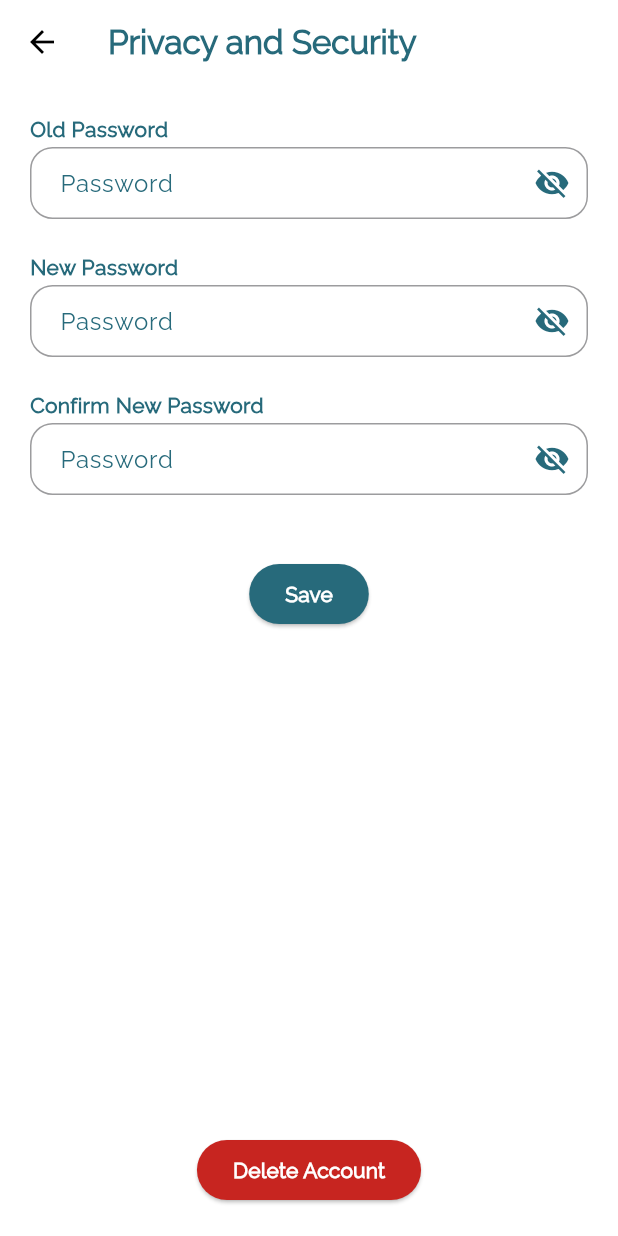
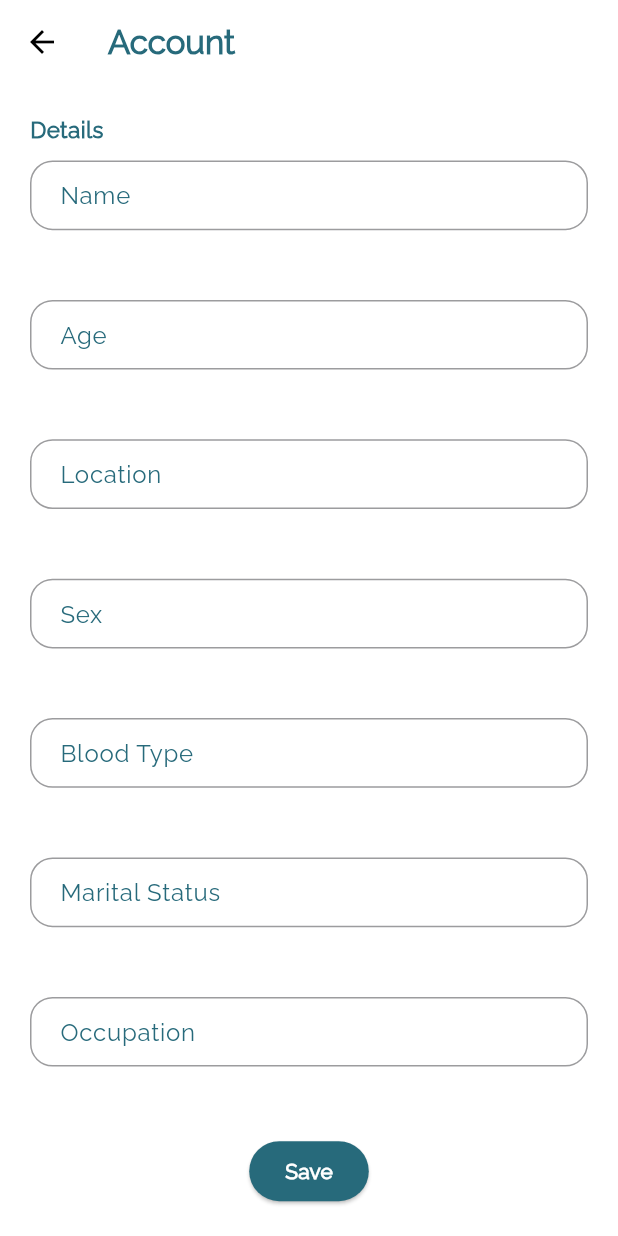
Before and after one commit to Errol13/KLK, a Flutter app: the screen it shows once a user with an empty profile is signed in, item 4 of the bottom bar chosen, after a tap on the "navigate next" icon, on a phone screen of 412 x 824 dp. Run offline on Flutter 3.47's test engine with Material 3 defaults, Android fonts, the light colour scheme and no system bars; our stand-ins replace cloud_firestore, email_validator, firebase_auth, firebase_core, image_picker, like_button and 3 more; missing offline and left inert: flutter_phone_direct_caller, humanitarian_icons; accounts and stored records are empty.

Commit message:
account page

```diff
--- a/lib/screens/account_page.dart
+++ b/lib/screens/account_page.dart
@@ -0,0 +1,368 @@
+import 'package:flutter/material.dart';
+import 'first_page.dart';
+
+class AccountPage extends StatefulWidget {
+  const AccountPage(
+      {super.key}); // Create a StatefulWidget for the Sign-Up page.
+
+  @override
+  _AccountPage createState() => _AccountPage();
+}
+
+class _AccountPage extends State<AccountPage> {
+  String selectedMaritalStatus = '';
+  @override
+  Widget build(BuildContext context) {
+    return Scaffold(
+      appBar: AppBar(
+        title: Row(
+          children: [
+            const Text(
+              "Account",
+              style: TextStyle(
+                fontWeight: FontWeight.bold,
+                color: Color(0xFF276A7B),
+              ),
+            ),
+          ],
+        ),
+      ),
+      body: Padding(
+        padding: const EdgeInsets.all(20.0),
+        child: Column(
+          children: [
+            Row(
+              mainAxisAlignment: MainAxisAlignment.start,
+              children: [
+                Text(
+                  'Details',
+                  style: TextStyle(
+                    fontWeight: FontWeight.bold,
+                    color: Color(0xFF276A7B),
+                    fontSize: 15,
+                  ),
+                ),
+              ],
+            ),
+            SizedBox(
+              height: 10,
+            ),
+            Expanded(
+              child: Row(
+                children: [
+                  Expanded(
+                    child: TextField(
+                      decoration: InputDecoration(
+                        labelText: 'Name',
+                        labelStyle: const TextStyle(
+                          color: Color(0xff276A7B),
+                          fontSize: 16,
+                        ),
+                        filled: true,
+                        fillColor: Colors.white,
+                        focusedBorder: OutlineInputBorder(
+                          borderRadius: BorderRadius.circular(12),
+                          borderSide: const BorderSide(
+                            color: Color(0xff659d66),
+                            width: 1.0,
+                          ),
+                        ),
+
+                        //enabled border styling
+                        enabledBorder: OutlineInputBorder(
+                          borderRadius: BorderRadius.circular(15.0),
+                          borderSide: const BorderSide(
+                            color: Color.fromARGB(255, 156, 156,
+                                158), // Change the border color here
+                            width: 1.0, // Adjust the border width as needed
+                          ),
+                        ),
+                        contentPadding: const EdgeInsets.symmetric(
+                            vertical: 12.0, horizontal: 16.0),
+                      ),
+                      style: const TextStyle(
+                        color: Color(0xFF276A7B),
+                      ),
+                    ),
+                  ),
+                ],
+              ),
+            ),
+            Expanded(child: SizedBox()),
+            Expanded(
+              child: Row(
+                children: [
+                  Expanded(
+                    child: TextField(
+                      decoration: InputDecoration(
+                        labelText: 'Age',
+                        labelStyle: const TextStyle(
+                          color: Color(0xff276A7B),
+                          fontSize: 16,
+                        ),
+                        filled: true,
+                        fillColor: Colors.white,
+                        focusedBorder: OutlineInputBorder(
+                          borderRadius: BorderRadius.circular(12),
+                          borderSide: const BorderSide(
+                            color: Color(0xff659d66),
+                            width: 1.0,
+                          ),
+                        ),
+
+                        //enabled border styling
+                        enabledBorder: OutlineInputBorder(
+                          borderRadius: BorderRadius.circular(15.0),
+                          borderSide: const BorderSide(
+                            color: Color.fromARGB(255, 156, 156,
+                                158), // Change the border color here
+                            width: 1.0, // Adjust the border width as needed
+                          ),
+                        ),
+                        contentPadding: const EdgeInsets.symmetric(
+                            vertical: 12.0, horizontal: 16.0),
+                      ),
+                      style: const TextStyle(
+                        color: Color(0xFF276A7B),
+                      ),
+                    ),
+                  ),
+                ],
+              ),
+            ),
+            Expanded(child: SizedBox()),
+            Expanded(
+              child: Row(
+                children: [
+                  Expanded(
+                    child: TextField(
+                      decoration: InputDecoration(
+                        labelText: 'Location',
+                        labelStyle: const TextStyle(
+                          color: Color(0xff276A7B),
+                          fontSize: 16,
+                        ),
+                        filled: true,
+                        fillColor: Colors.white,
+                        focusedBorder: OutlineInputBorder(
+                          borderRadius: BorderRadius.circular(12),
+                          borderSide: const BorderSide(
+                            color: Color(0xff659d66),
+                            width: 1.0,
+                          ),
+                        ),
+
+                        //enabled border styling
+                        enabledBorder: OutlineInputBorder(
+                          borderRadius: BorderRadius.circular(15.0),
+                          borderSide: const BorderSide(
+                            color: Color.fromARGB(255, 156, 156,
+                                158), // Change the border color here
+                            width: 1.0, // Adjust the border width as needed
+                          ),
+                        ),
+                        contentPadding: const EdgeInsets.symmetric(
+                            vertical: 12.0, horizontal: 16.0),
+                      ),
+                      style: const TextStyle(
+                        color: Color(0xFF276A7B),
+                      ),
+                    ),
+                  ),
+                ],
+              ),
+            ),
+            Expanded(child: SizedBox()),
+            Expanded(
+              child: Row(
+                children: [
+                  Expanded(
+                    child: TextField(
+                      decoration: InputDecoration(
+                        labelText: 'Sex',
+                        labelStyle: const TextStyle(
+                          color: Color(0xff276A7B),
+                          fontSize: 16,
+                        ),
+                        filled: true,
+                        fillColor: Colors.white,
+                        focusedBorder: OutlineInputBorder(
+                          borderRadius: BorderRadius.circular(12),
+                          borderSide: const BorderSide(
+                            color: Color(0xff659d66),
+                            width: 1.0,
+                          ),
+                        ),
+
+                        //enabled border styling
+                        enabledBorder: OutlineInputBorder(
+                          borderRadius: BorderRadius.circular(15.0),
+                          borderSide: const BorderSide(
+                            color: Color.fromARGB(255, 156, 156,
+                                158), // Change the border color here
+                            width: 1.0, // Adjust the border width as needed
+                          ),
+                        ),
+                        contentPadding: const EdgeInsets.symmetric(
+                            vertical: 12.0, horizontal: 16.0),
+                      ),
+                      style: const TextStyle(
+                        color: Color(0xFF276A7B),
+                      ),
+                    ),
+                  ),
+                ],
+              ),
+            ),
+            Expanded(child: SizedBox()),
+            Expanded(
+              child: Row(
+                children: [
+                  Expanded(
+                    child: TextField(
+                      decoration: InputDecoration(
+                        labelText: 'Blood Type',
+                        labelStyle: const TextStyle(
+                          color: Color(0xff276A7B),
+                          fontSize: 16,
+                        ),
+                        filled: true,
+                        fillColor: Colors.white,
+                        focusedBorder: OutlineInputBorder(
+                          borderRadius: BorderRadius.circular(12),
+                          borderSide: const BorderSide(
+                            color: Color(0xff659d66),
+                            width: 1.0,
+                          ),
+                        ),
+
+                        //enabled border styling
+                        enabledBorder: OutlineInputBorder(
+                          borderRadius: BorderRadius.circular(15.0),
+                          borderSide: const BorderSide(
+                            color: Color.fromARGB(255, 156, 156,
+                                158), // Change the border color here
+                            width: 1.0, // Adjust the border width as needed
+                          ),
+                        ),
+                        contentPadding: const EdgeInsets.symmetric(
+                            vertical: 12.0, horizontal: 16.0),
+                      ),
+                      style: const TextStyle(
+                        color: Color(0xFF276A7B),
+                      ),
+                    ),
+                  ),
+                ],
+              ),
+            ),
+            Expanded(child: SizedBox()),
+            Expanded(
+              child: Row(
+                children: [
+                  Expanded(
+                    child: TextField(
+                      decoration: InputDecoration(
+                        labelText: 'Marital Status',
+                        labelStyle: const TextStyle(
+                          color: Color(0xff276A7B),
+                          fontSize: 16,
+                        ),
+                        filled: true,
+                        fillColor: Colors.white,
+                        focusedBorder: OutlineInputBorder(
+                          borderRadius: BorderRadius.circular(12),
+                          borderSide: const BorderSide(
+                            color: Color(0xff659d66),
+                            width: 1.0,
+                          ),
+                        ),
+
+                        //enabled border styling
+                        enabledBorder: OutlineInputBorder(
+                          borderRadius: BorderRadius.circular(15.0),
+                          borderSide: const BorderSide(
+                            color: Color.fromARGB(255, 156, 156,
+                                158), // Change the border color here
+                            width: 1.0, // Adjust the border width as needed
+                          ),
+                        ),
+                        contentPadding: const EdgeInsets.symmetric(
+                            vertical: 12.0, horizontal: 16.0),
+                      ),
+                      style: const TextStyle(
+                        color: Color(0xFF276A7B),
+                      ),
+                    ),
+                  ),
+                ],
+              ),
+            ),
+            Expanded(child: SizedBox()),
+            Expanded(
+              child: Row(
+                children: [
+                  Expanded(
+                    child: TextField(
+                      decoration: InputDecoration(
+                        labelText: 'Occupation',
+                        labelStyle: const TextStyle(
+                          color: Color(0xff276A7B),
+                          fontSize: 16,
+                        ),
+                        filled: true,
+                        fillColor: Colors.white,
+                        focusedBorder: OutlineInputBorder(
+                          borderRadius: BorderRadius.circular(12),
+                          borderSide: const BorderSide(
+                            color: Color(0xff659d66),
+                            width: 1.0,
+                          ),
+                        ),
+
+                        //enabled border styling
+                        enabledBorder: OutlineInputBorder(
+                          borderRadius: BorderRadius.circular(15.0),
+                          borderSide: const BorderSide(
+                            color: Color.fromARGB(255, 156, 156,
+                                158), // Change the border color here
+                            width: 1.0, // Adjust the border width as needed
+                          ),
+                        ),
+                        contentPadding: const EdgeInsets.symmetric(
+                            vertical: 12.0, horizontal: 16.0),
+                      ),
+                      style: const TextStyle(
+                        color: Color(0xFF276A7B),
+                      ),
+                    ),
+                  ),
+                ],
+              ),
+            ),
+            Expanded(child: SizedBox()),
+            Expanded(
+              child: Align(
+                alignment: Alignment.center,
+                child: ElevatedButton(
+                    onPressed: () {
+                      // Add your button's click logic here
+                      // For example, you can navigate to another screen or perform an action
+                      Navigator.of(context).pop();
+                    },
+                    style: ElevatedButton.styleFrom(
+                      backgroundColor: Color(0xFF276A7B),
+                    ),
+                    child: const Text('Save',
+                        style: TextStyle(
+                          fontWeight: FontWeight.bold,
+                          color: Color.fromARGB(255, 255, 255, 255),
+                        ))),
+              ),
+            )
+          ],
+        ),
+      ),
+    );
+  }
+}
--- a/lib/screens/admin_medicine.dart
+++ b/lib/screens/admin_medicine.dart
@@ -262,10 +262,7 @@ class _AdminMedicineState extends State<AdminMedicine> {
                       onPressed: () {
                         // Add your button's click logic here
                         // For example, you can navigate to another screen or perform an action
-                        Navigator.of(context).pushReplacement(MaterialPageRoute(
-                          builder: (context) =>
-                              MedicinePage(), // Replace with the actual MedicinePage.
-                        ));
+                        Navigator.of(context).pop();
                       },
                       style: ElevatedButton.styleFrom(
                         backgroundColor: Color(0xFF276A7B),
@@ -279,10 +276,7 @@ class _AdminMedicineState extends State<AdminMedicine> {
                       onPressed: () {
                         // Add your button's click logic here
                         // For example, you can navigate to another screen or perform an action
-                        Navigator.of(context).push(MaterialPageRoute(
-                          builder: (context) =>
-                              MedicinePage(), // Replace with the actual MedicinePage.
-                        ));
+                        Navigator.of(context).pop();
                       },
                       style: ElevatedButton.styleFrom(
                         backgroundColor: Color.fromARGB(255, 199, 37, 32),
--- a/lib/screens/privacy_security_page.dart
+++ b/lib/screens/privacy_security_page.dart
@@ -332,10 +332,7 @@ class _PSPageState extends State<PSPage> {
                     onPressed: () {
                       // Add your button's click logic here
                       // For example, you can navigate to another screen or perform an action
-                      Navigator.of(context).push(MaterialPageRoute(
-                        builder: (context) =>
-                            ProfilePage(), // Replace with the actual MedicinePage.
-                      ));
+                      Navigator.of(context).pop();
                     },
                     style: ElevatedButton.styleFrom(
                       backgroundColor: Color(0xFF276A7B),
--- a/lib/screens/profile_page.dart
+++ b/lib/screens/profile_page.dart
@@ -1,4 +1,5 @@
 import 'package:flutter/material.dart';
+import 'package:klinikonek_project/screens/account_page.dart';
 import 'package:klinikonek_project/screens/login_page.dart';
 import 'package:klinikonek_project/screens/privacy_security_page.dart';
 import 'notif_page.dart';
@@ -194,7 +195,7 @@ class _ProfilePageState extends State<ProfilePage> {
                         // For example, you can navigate to another screen or perform an action
                         Navigator.of(context).push(MaterialPageRoute(
                           builder: (context) =>
-                              PSPage(), // Replace with the actual MedicinePage.
+                              AccountPage(), // Replace with the actual MedicinePage.
                         ));
                       },
                       child: SizedBox(
```
